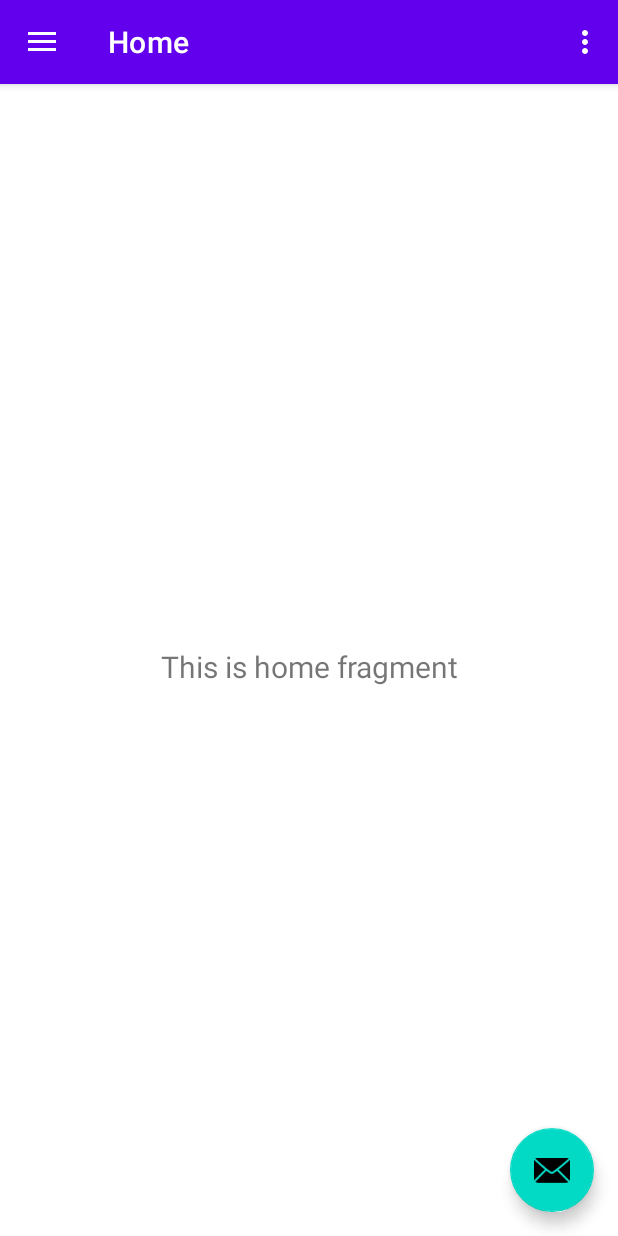
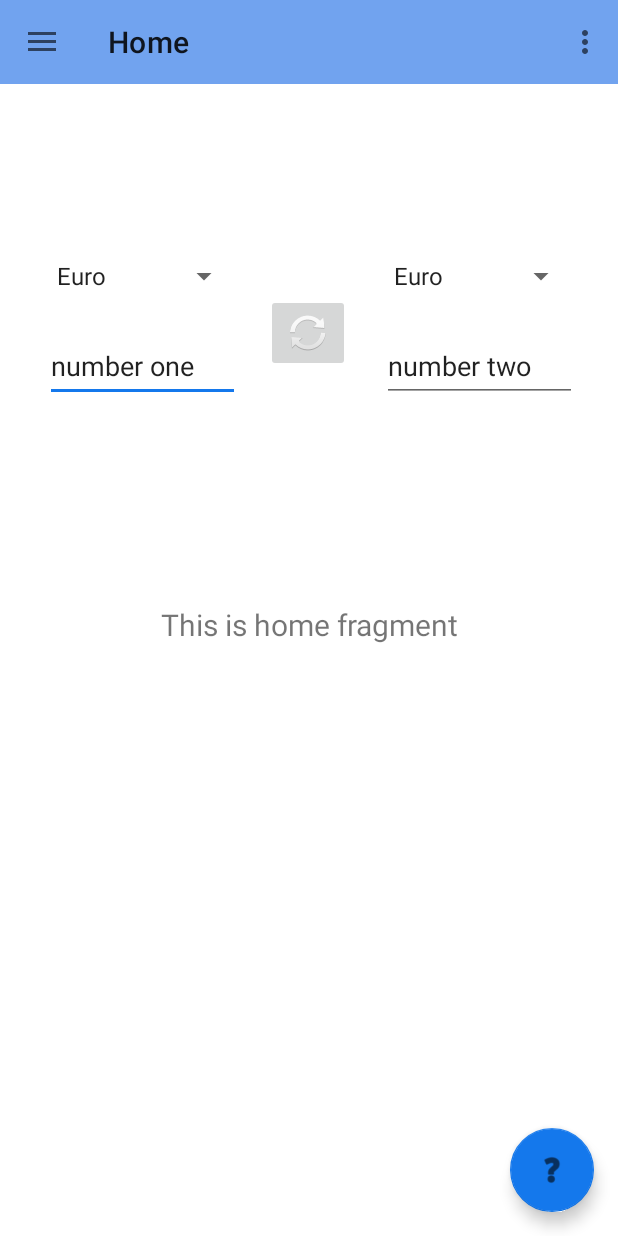
Before and after one commit to annika81115/currencyexChange, an Android app: the screen it shows after launch (MainActivity), on a phone screen of 412 x 824 dp. Run offline under Robolectric (Android 15) with nearby library versions, the phone set to English and light mode, and no system bars; our stand-ins replace navigation-ui.

Commit message:
update Design, add first code to implement buttons/ textfields, change colours and some buttons

```diff
--- a/app/src/main/java/com/example/currencyexchange/MainActivity.java
+++ b/app/src/main/java/com/example/currencyexchange/MainActivity.java
@@ -3,6 +3,9 @@ package com.example.currencyexchange;
 import android.os.Bundle;
 import android.view.View;
 import android.view.Menu;
+import android.widget.ArrayAdapter;
+import android.widget.EditText;
+import android.widget.Spinner;
 
 import com.google.android.material.snackbar.Snackbar;
 import com.google.android.material.navigation.NavigationView;
@@ -20,6 +23,9 @@ public class MainActivity extends AppCompatActivity {
 
     private AppBarConfiguration mAppBarConfiguration;
     private ActivityMainBinding binding;
+
+    EditText input1;
+    EditText input2;
 
     @Override
     protected void onCreate(Bundle savedInstanceState) {
@@ -47,6 +53,12 @@ public class MainActivity extends AppCompatActivity {
         NavController navController = Navigation.findNavController(this, R.id.nav_host_fragment_content_main);
         NavigationUI.setupActionBarWithNavController(this, navController, mAppBarConfiguration);
         NavigationUI.setupWithNavController(navigationView, navController);
+
+        //input1 = (EditText) findViewById(R.id.input1);
+        //input2 = (EditText) findViewById(R.id.input2);
+
+        setSpinner(R.id.firstSpinner);
+        setSpinner(R.id.secondSpinner);
     }
 
     @Override
@@ -62,4 +74,18 @@ public class MainActivity extends AppCompatActivity {
         return NavigationUI.navigateUp(navController, mAppBarConfiguration)
                 || super.onSupportNavigateUp();
     }
+
+     private void setSpinner(int pID) {
+        Spinner secondSpinner = (Spinner) findViewById(pID);
+        // Create an ArrayAdapter using the string array and a default spinner layout.
+        ArrayAdapter<CharSequence> secondSpinnerAdapter = ArrayAdapter.createFromResource(
+                this,
+                R.array.currency,
+                android.R.layout.simple_spinner_item
+        );
+        // Specify the layout to use when the list of choices appears.
+        secondSpinnerAdapter.setDropDownViewResource(android.R.layout.simple_spinner_dropdown_item);
+        // Apply the adapter to the spinner.
+        secondSpinner.setAdapter(secondSpinnerAdapter);
+    }
 }
--- a/app/src/main/java/com/example/currencyexchange/ui/home/HomeFragment.java
+++ b/app/src/main/java/com/example/currencyexchange/ui/home/HomeFragment.java
@@ -11,6 +11,7 @@ import androidx.fragment.app.Fragment;
 import androidx.lifecycle.ViewModelProvider;
 
 import com.example.currencyexchange.databinding.FragmentHomeBinding;
+import com.google.android.material.snackbar.Snackbar;
 
 public class HomeFragment extends Fragment {
 
@@ -26,6 +27,15 @@ public class HomeFragment extends Fragment {
 
         final TextView textView = binding.textHome;
         homeViewModel.getText().observe(getViewLifecycleOwner(), textView::setText);
+
+        binding.changeSymbol.setOnClickListener(new View.OnClickListener() {
+            @Override
+            public void onClick(View view) {
+                Snackbar.make(view, "Jetzt wird getauscht.", Snackbar.LENGTH_LONG)
+                        .setAction("Action", null).show();
+            }
+        });
+
         return root;
     }
 
--- a/app/src/main/res/layout/app_bar_main.xml
+++ b/app/src/main/res/layout/app_bar_main.xml
@@ -11,13 +11,6 @@
         android:layout_height="wrap_content"
         android:theme="@style/Theme.CurrencyexChange.AppBarOverlay">
 
-        <androidx.appcompat.widget.Toolbar
-            android:id="@+id/toolbar"
-            android:layout_width="match_parent"
-            android:layout_height="?attr/actionBarSize"
-            android:background="?attr/colorPrimary"
-            app:popupTheme="@style/Theme.CurrencyexChange.PopupOverlay" />
-
     </com.google.android.material.appbar.AppBarLayout>
 
     <include layout="@layout/content_main" />
@@ -29,6 +22,19 @@
         android:layout_gravity="bottom|end"
         android:layout_marginEnd="@dimen/fab_margin"
         android:layout_marginBottom="16dp"
-        app:srcCompat="@android:drawable/ic_dialog_email" />
+        app:srcCompat="@android:drawable/ic_menu_help" />
+
+    <com.google.android.material.textfield.TextInputLayout
+        android:layout_width="match_parent"
+        android:layout_height="wrap_content"/>
+
+    <androidx.appcompat.widget.Toolbar
+        android:id="@+id/toolbar"
+        android:layout_width="match_parent"
+        android:layout_height="?attr/actionBarSize"
+        android:background="@color/babyblue"
+        android:clickable="false"
+        app:popupTheme="@style/Theme.CurrencyexChange.PopupOverlay" />
+
 
 </androidx.coordinatorlayout.widget.CoordinatorLayout>
--- a/app/src/main/res/layout/content_main.xml
+++ b/app/src/main/res/layout/content_main.xml
@@ -13,8 +13,11 @@
         android:layout_width="match_parent"
         android:layout_height="match_parent"
         app:defaultNavHost="true"
+        app:layout_constraintHorizontal_bias="0.0"
         app:layout_constraintLeft_toLeftOf="parent"
         app:layout_constraintRight_toRightOf="parent"
         app:layout_constraintTop_toTopOf="parent"
         app:navGraph="@navigation/mobile_navigation" />
+
+
 </androidx.constraintlayout.widget.ConstraintLayout>
--- a/app/src/main/res/layout/fragment_home.xml
+++ b/app/src/main/res/layout/fragment_home.xml
@@ -19,4 +19,68 @@
         app:layout_constraintEnd_toEndOf="parent"
         app:layout_constraintStart_toStartOf="parent"
         app:layout_constraintTop_toTopOf="parent" />
+
+    <EditText
+        android:id="@+id/input1"
+        android:layout_width="130dp"
+        android:layout_height="48dp"
+        android:layout_marginTop="220dp"
+        android:autofillHints=""
+        android:ems="10"
+        android:inputType="number"
+        android:text="@string/number_one"
+        app:layout_constraintHorizontal_bias="0.106"
+        app:layout_constraintLeft_toLeftOf="parent"
+        app:layout_constraintRight_toRightOf="parent"
+        app:layout_constraintTop_toTopOf="parent"
+        tools:ignore="LabelFor" />
+
+    <EditText
+        android:id="@+id/input2"
+        android:layout_width="130dp"
+        android:layout_height="48dp"
+        android:layout_marginTop="220dp"
+        android:autofillHints=""
+        android:ems="10"
+        android:inputType="number"
+        android:text="@string/number_two"
+        app:layout_constraintHorizontal_bias="0.903"
+        app:layout_constraintLeft_toLeftOf="parent"
+        app:layout_constraintRight_toRightOf="parent"
+        app:layout_constraintTop_toTopOf="parent"
+        tools:ignore="LabelFor" />
+
+    <Spinner
+        android:id="@+id/firstSpinner"
+        android:layout_width="130dp"
+        android:layout_height="48dp"
+        android:layout_marginTop="160dp"
+        app:layout_constraintHorizontal_bias="0.106"
+        app:layout_constraintLeft_toLeftOf="parent"
+        app:layout_constraintRight_toRightOf="parent"
+        app:layout_constraintTop_toTopOf="parent" />
+
+    <Spinner
+        android:id="@+id/secondSpinner"
+        android:layout_width="130dp"
+        android:layout_height="48dp"
+        android:layout_marginTop="160dp"
+        app:layout_constraintHorizontal_bias="0.903"
+        app:layout_constraintLeft_toLeftOf="parent"
+        app:layout_constraintRight_toRightOf="parent"
+        app:layout_constraintTop_toTopOf="parent" />
+
+    <ImageButton
+        android:id="@+id/changeSymbol"
+        android:layout_width="wrap_content"
+        android:layout_height="wrap_content"
+        android:layout_marginTop="196dp"
+        android:contentDescription="The Button to swao the "
+        android:labelFor="@id/firstSpinner"
+        android:src="@android:drawable/ic_popup_sync"
+        app:layout_constraintHorizontal_bias="0.498"
+        app:layout_constraintLeft_toLeftOf="parent"
+        app:layout_constraintRight_toRightOf="parent"
+        app:layout_constraintTop_toTopOf="parent" />
+
 </androidx.constraintlayout.widget.ConstraintLayout>
--- a/app/src/main/res/values-night/themes.xml
+++ b/app/src/main/res/values-night/themes.xml
@@ -3,7 +3,7 @@
     <style name="Theme.CurrencyexChange" parent="Theme.MaterialComponents.DayNight.DarkActionBar">
         <!-- Primary brand color. -->
         <item name="colorPrimary">@color/purple_200</item>
-        <item name="colorPrimaryVariant">@color/purple_700</item>
+        <item name="colorPrimaryVariant">@color/babyblue</item>
         <item name="colorOnPrimary">@color/black</item>
         <!-- Secondary brand color. -->
         <item name="colorSecondary">@color/teal_200</item>
--- a/app/src/main/res/values/colors.xml
+++ b/app/src/main/res/values/colors.xml
@@ -4,7 +4,10 @@
     <color name="purple_500">#FF6200EE</color>
     <color name="purple_700">#FF3700B3</color>
     <color name="teal_200">#FF03DAC5</color>
-    <color name="teal_700">#FF018786</color>
+    <color name="teal_700">#BC1291</color>
+    <color name="backgroundGrey">#D9D9D9</color>
+    <color name="skyblue">#1478EC</color>
+    <color name="babyblue">#71A3EF</color>
     <color name="black">#FF000000</color>
-    <color name="white">#FFFFFFFF</color>
+    <color name="white">#FFF8F8</color>
 </resources>
--- /dev/null
+++ b/app/src/main/res/values/ids.xml
@@ -0,0 +1,11 @@
+<?xml version="1.0" encoding="utf-8"?>
+<resources>
+    <item name="input2" type="id" />
+    <item name="input1" type="id" />
+
+    <string-array name="currency">
+        <item>Euro</item>
+        <item>hdjshdj</item>
+        <item>hdjwljdjad</item>
+    </string-array>
+</resources>
--- a/app/src/main/res/values/strings.xml
+++ b/app/src/main/res/values/strings.xml
@@ -10,4 +10,6 @@
     <string name="menu_home">Home</string>
     <string name="menu_gallery">Gallery</string>
     <string name="menu_slideshow">Slideshow</string>
+    <string name="number_one">number one</string>
+    <string name="number_two">number two</string>
 </resources>
--- a/app/src/main/res/values/themes.xml
+++ b/app/src/main/res/values/themes.xml
@@ -2,12 +2,12 @@
     <!-- Base application theme. -->
     <style name="Theme.CurrencyexChange" parent="Theme.MaterialComponents.DayNight.DarkActionBar">
         <!-- Primary brand color. -->
-        <item name="colorPrimary">@color/purple_500</item>
-        <item name="colorPrimaryVariant">@color/purple_700</item>
+        <item name="colorPrimary">@color/babyblue</item>
+        <item name="colorPrimaryVariant">@color/babyblue</item>
         <item name="colorOnPrimary">@color/white</item>
         <!-- Secondary brand color. -->
-        <item name="colorSecondary">@color/teal_200</item>
-        <item name="colorSecondaryVariant">@color/teal_700</item>
+        <item name="colorSecondary">@color/skyblue</item>
+        <item name="colorSecondaryVariant">@color/skyblue</item>
         <item name="colorOnSecondary">@color/black</item>
         <!-- Status bar color. -->
         <item name="android:statusBarColor">?attr/colorPrimaryVariant</item>
```
